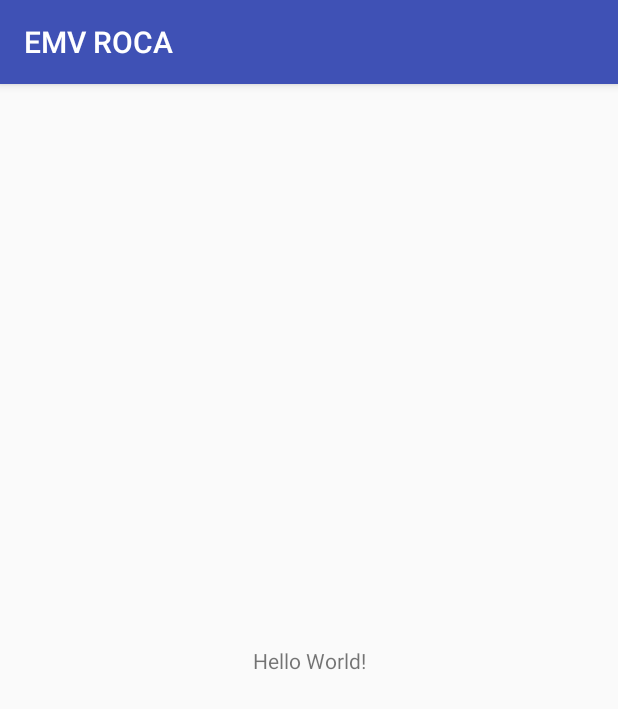
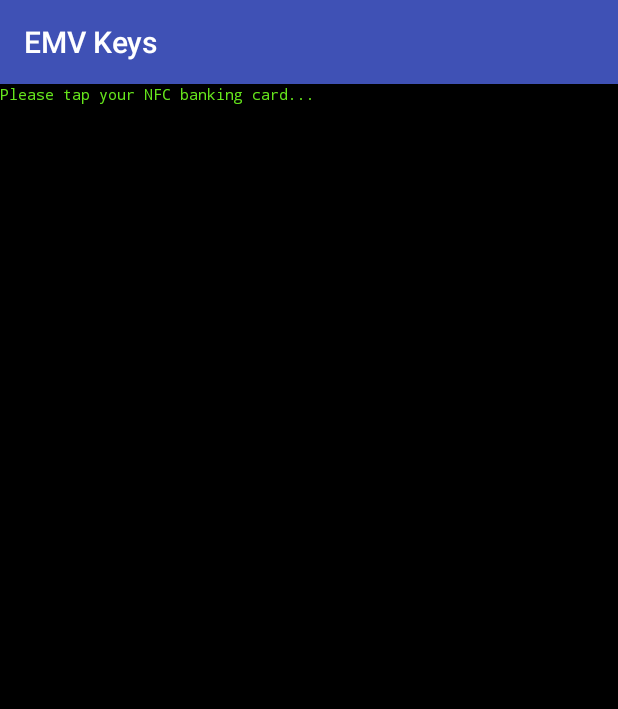
Before and after one commit to johnzweng/android-emv-key-test, an Android app: the screen it shows after launch (MainActivity), on a phone screen of 412 x 824 dp. Shown: the top 709 px of the screen. Run offline under Robolectric (Android 15) with nearby library versions, the phone set to English and light mode, and no system bars; libraries missing offline, so code that uses them is left out: fr.devnied.bitlib.

Commit message:
add ROCA vulnerability check, add very simplistic (console style) UI

```diff
--- a/app/build.gradle
+++ b/app/build.gradle
@@ -8,8 +8,8 @@ android {
         applicationId "at.zweng.emv.keytest"
         minSdkVersion 19
         targetSdkVersion 26
-        versionCode 1
-        versionName "0.0.1-SNAPSHOT"
+        versionCode 2
+        versionName "1.0.0-SNAPSHOT"
         testInstrumentationRunner "android.support.test.runner.AndroidJUnitRunner"
     }
     buildTypes {
--- a/app/src/main/res/layout/activity_main.xml
+++ b/app/src/main/res/layout/activity_main.xml
@@ -5,15 +5,32 @@
         xmlns:app="http://schemas.android.com/apk/res-auto"
         android:layout_width="match_parent"
         android:layout_height="match_parent"
+        android:background="#000000"
         tools:context="at.zweng.emv.MainActivity">
 
+    <ScrollView
+            android:id="@+id/scrollView"
+            android:layout_width="match_parent"
+            android:layout_height="match_parent"
+            tools:layout_editor_absoluteY="8dp"
+            tools:layout_editor_absoluteX="8dp">
+
+        <LinearLayout android:layout_width="match_parent" android:layout_height="wrap_content"
+                      android:orientation="vertical">
             <TextView
-        android:layout_width="wrap_content"
+                    android:id="@+id/statusText"
+                    android:layout_width="match_parent"
                     android:layout_height="wrap_content"
-        android:text="Hello World!"
+                    android:text="Please tap your NFC banking card...\n"
+                    android:textSize="10dp"
+                    android:fontFamily="monospace"
+                    android:background="#000000"
+                    android:textColor="#66e61c"
                     app:layout_constraintBottom_toBottomOf="parent"
                     app:layout_constraintLeft_toLeftOf="parent"
                     app:layout_constraintRight_toRightOf="parent"
-        app:layout_constraintTop_toTopOf="parent" />
+                    app:layout_constraintTop_toTopOf="parent"/>
+        </LinearLayout>
+    </ScrollView>
 
 </android.support.constraint.ConstraintLayout>
--- a/app/src/main/res/values/strings.xml
+++ b/app/src/main/res/values/strings.xml
@@ -1,3 +1,3 @@
 <resources>
-    <string name="app_name">EMV ROCA</string>
+    <string name="app_name">EMV Keys</string>
 </resources>
```
Also changed, not shown: app/src/main/java/at/zweng/emv/MainActivity.java (+68 -30 lines), app/src/main/java/at/zweng/emv/keys/checks/ROCACheck.java (added, +86 -0 lines). Lines whose indentation alone changed are shown as unchanged.
